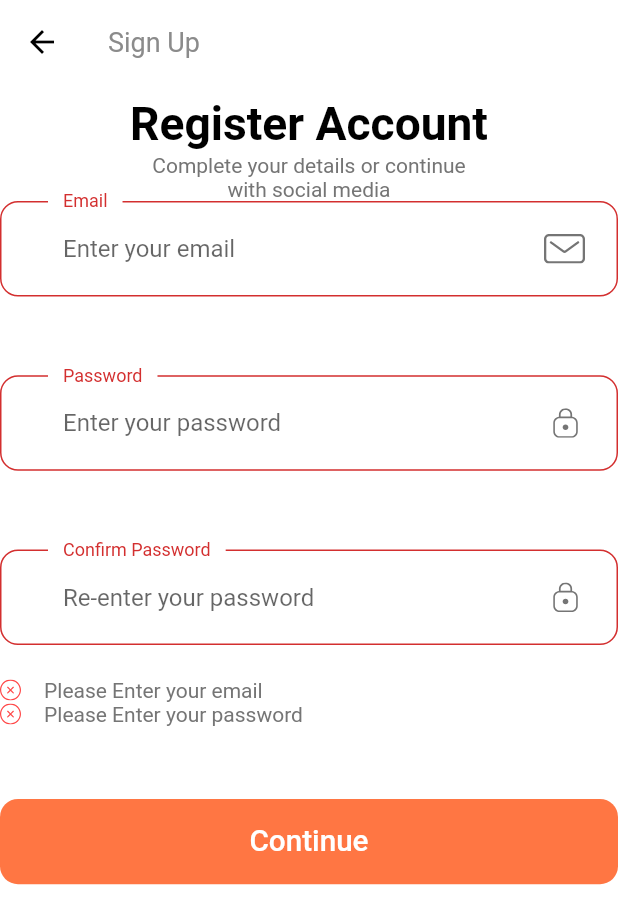
After one commit to ozgursarikamis/ecommerce, a Flutter app: the SignupScreen screen opened by its route, after a tap on "Continue", on a phone screen of 412 x 824 dp. The commit adds this screen. Shown: the top 924 px of the screen. Run offline on Flutter 3.47's test engine with Material 2 defaults, Android fonts, the phone set to English and light mode, and no system bars; our stand-ins replace flutter_svg.

Commit message:
sign up screen

```diff
--- a/lib/constants.dart
+++ b/lib/constants.dart
@@ -1,3 +1,4 @@
+import 'package:ecommerce/size_config.dart';
 import 'package:flutter/material.dart';
 
 const kPrimaryColor = Color(0xFFFF7643);
@@ -12,6 +13,12 @@ const kTextColor = Color(0xFF757575);
 
 const kAnimationDuration = Duration(milliseconds: 200);
 
+final headingStyle = TextStyle(
+    fontSize: getPPSWidth(28),
+    fontWeight: FontWeight.bold,
+    color: Colors.black,
+    height: 1.5);
+
 // Form Error
 final RegExp emailValidatorRegExp =
     RegExp(r"^[a-zA-Z0-9.]+@[a-zA-Z0-9]+\.[a-zA-Z]+");
--- a/lib/routes.dart
+++ b/lib/routes.dart
@@ -1,5 +1,6 @@
 import 'package:ecommerce/screens/forgot.password/forgot.password.dart';
 import 'package:ecommerce/screens/login.success/login.success.screen.dart';
+import 'package:ecommerce/screens/signup/signup.screen.dart';
 import 'package:flutter/material.dart';
 import 'screens/signin/signin.dart';
 import 'screens/splash/splash_screen.dart';
@@ -9,4 +10,5 @@ final Map<String, WidgetBuilder> routes = {
   SignInScreen.routeName: (context) => SignInScreen(),
   ForgotPasswordScreen.routeName: (context) => ForgotPasswordScreen(),
   LoginSuccessScreen.routeName: (context) => LoginSuccessScreen(),
+  SignupScreen.routeName: (context) => SignupScreen()
 };
--- /dev/null
+++ b/lib/screens/signup/components/body.dart
@@ -0,0 +1,181 @@
+import 'package:ecommerce/components/CustomSuffixIcon.dart';
+import 'package:ecommerce/components/DefaultButton.dart';
+import 'package:ecommerce/components/FormError.dart';
+import 'package:ecommerce/constants.dart';
+import 'package:ecommerce/size_config.dart';
+import 'package:flutter/material.dart';
+
+class Body extends StatelessWidget {
+  const Body({Key key}) : super(key: key);
+
+  @override
+  Widget build(BuildContext context) {
+    return SizedBox(
+      width: double.infinity,
+      child: Column(
+        children: [
+          Text("Register Account", style: headingStyle),
+          Text(
+            "Complete your details or continue \nwith social media",
+            textAlign: TextAlign.center,
+          ),
+          SignUpForm()
+        ],
+      ),
+    );
+  }
+}
+
+class SignUpForm extends StatefulWidget {
+  SignUpForm({Key key}) : super(key: key);
+
+  @override
+  _SignUpFormState createState() => _SignUpFormState();
+}
+
+class _SignUpFormState extends State<SignUpForm> {
+  final _formKey = GlobalKey<FormState>();
+  String email, password, confirmPassword;
+  final List<String> errors = [];
+
+  void addError({String error}) {
+    if (!errors.contains(error))
+      setState(() {
+        errors.add(error);
+      });
+  }
+
+  void removeError({String error}) {
+    if (errors.contains(error))
+      setState(() {
+        errors.remove(error);
+      });
+  }
+
+  @override
+  Widget build(BuildContext context) {
+    return Form(
+      key: _formKey,
+      child: Column(
+        children: [
+          buildEmailFormField(),
+          SizedBox(height: getPPSHeight(30)),
+          buildPasswordFormField(),
+          SizedBox(height: getPPSHeight(30)),
+          buildConformPassFormField(),
+          FormError(errors: errors),
+          SizedBox(height: getPPSHeight(40)),
+          DefaultButton(
+            text: "Continue",
+            press: () {
+              if (_formKey.currentState.validate()) {
+                _formKey.currentState.save();
+                // if all are valid then go to success screen
+                // Navigator.pushNamed(context, CompleteProfileScreen.routeName);
+              }
+            },
+          ),
+        ],
+      ),
+    );
+  }
+
+  TextFormField buildConformPassFormField() {
+    return TextFormField(
+      obscureText: true,
+      onSaved: (newValue) => confirmPassword = newValue,
+      onChanged: (value) {
+        if (value.isNotEmpty) {
+          removeError(error: kPassNullError);
+        } else if (value.isNotEmpty && password == confirmPassword) {
+          removeError(error: kMatchPassError);
+        }
+        confirmPassword = value;
+      },
+      validator: (value) {
+        if (value.isEmpty) {
+          addError(error: kPassNullError);
+          return "";
+        } else if ((password != value)) {
+          addError(error: kMatchPassError);
+          return "";
+        }
+        return null;
+      },
+      decoration: InputDecoration(
+        labelText: "Confirm Password",
+        hintText: "Re-enter your password",
+        // If  you are using latest version of flutter then lable text and hint text shown like this
+        // if you r using flutter less then 1.20.* then maybe this is not working properly
+        floatingLabelBehavior: FloatingLabelBehavior.always,
+        suffixIcon: CustomSuffixIcon(svgIcon: "assets/icons/Lock.svg"),
+      ),
+    );
+  }
+
+  TextFormField buildPasswordFormField() {
+    return TextFormField(
+      obscureText: true,
+      onSaved: (newValue) => password = newValue,
+      onChanged: (value) {
+        if (value.isNotEmpty) {
+          removeError(error: kPassNullError);
+        } else if (value.length >= 8) {
+          removeError(error: kShortPassError);
+        }
+        password = value;
+      },
+      validator: (value) {
+        if (value.isEmpty) {
+          addError(error: kPassNullError);
+          return "";
+        } else if (value.length < 8) {
+          addError(error: kShortPassError);
+          return "";
+        }
+        return null;
+      },
+      decoration: InputDecoration(
+        labelText: "Password",
+        hintText: "Enter your password",
+        // If  you are using latest version of flutter then lable text and hint text shown like this
+        // if you r using flutter less then 1.20.* then maybe this is not working properly
+        floatingLabelBehavior: FloatingLabelBehavior.always,
+        suffixIcon: CustomSuffixIcon(svgIcon: "assets/icons/Lock.svg"),
+      ),
+    );
+  }
+
+  TextFormField buildEmailFormField() {
+    return TextFormField(
+      keyboardType: TextInputType.emailAddress,
+      onSaved: (newValue) => email = newValue,
+      onChanged: (value) {
+        if (value.isNotEmpty) {
+          removeError(error: kEmailNullError);
+        } else if (emailValidatorRegExp.hasMatch(value)) {
+          removeError(error: kInvalidEmailError);
+        }
+        return null;
+      },
+      validator: (value) {
+        if (value.isEmpty) {
+          addError(error: kEmailNullError);
+          return "";
+        } else if (!emailValidatorRegExp.hasMatch(value)) {
+          addError(error: kInvalidEmailError);
+          return "";
+        }
+        return null;
+      },
+      decoration: InputDecoration(
+        labelText: "Email",
+        hintText: "Enter your email",
+        // If  you are using latest version of flutter then lable text and hint text shown like this
+        // if you r using flutter less then 1.20.* then maybe this is not working properly
+        floatingLabelBehavior: FloatingLabelBehavior.always,
+        suffixIcon: CustomSuffixIcon(svgIcon: "assets/icons/Mail.svg"),
+      ),
+    );
+  }
+}
--- /dev/null
+++ b/lib/screens/signup/signup.screen.dart
@@ -0,0 +1,15 @@
+import 'package:ecommerce/screens/signup/components/body.dart';
+import 'package:flutter/material.dart';
+
+class SignupScreen extends StatelessWidget {
+  const SignupScreen({Key key}) : super(key: key);
+  static String routeName = "/signup";
+
+  @override
+  Widget build(BuildContext context) {
+    return Scaffold(
+      appBar: AppBar(title: Text("Sign Up")),
+      body: Body(),
+    );
+  }
+}
```
